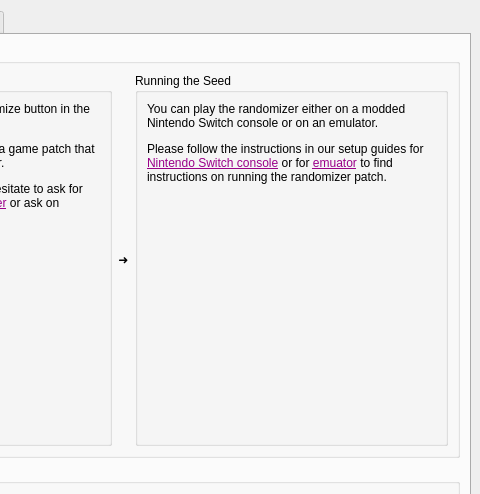
Above: gui/ui/main.ui from mint-choc-chip-skyblade/sshd-rando before the change; both pictures show x 907 to 1387 and y 0 to 494 of the 1387 by 845 pixel window. Below: the same form after it.
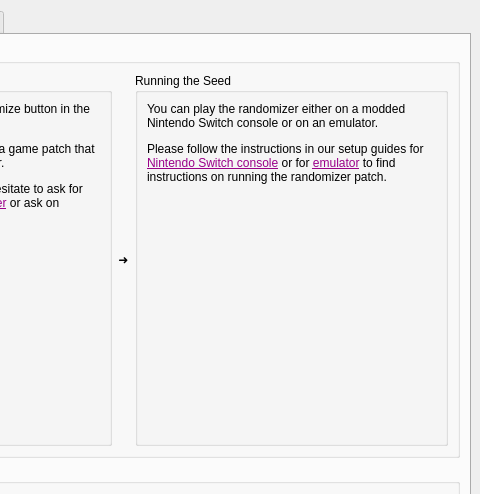
That is the form after the change. Custom widgets are drawn as their Qt base class.

Diff of the .ui file:
```diff
--- a/gui/ui/main.ui
+++ b/gui/ui/main.ui
@@ -253,7 +253,7 @@
                  </sizepolicy>
                 </property>
                 <property name="text">
-                 <string>&lt;html&gt;&lt;head/&gt;&lt;body&gt;&lt;p&gt;You can play the randomizer either on a modded Nintendo Switch console or on an emulator.&lt;/p&gt;&lt;p&gt;Please follow the instructions in our setup guides for &lt;a href=&quot;https://docs.google.com/document/d/1VXNME7SVD5EU7NNn9dQ15_Q9-v9OJAHOX-hSor0n2dg&quot;&gt;&lt;span style=&quot; text-decoration: underline; color:#9a0089;&quot;&gt;Nintendo Switch console&lt;/span&gt;&lt;/a&gt; or for &lt;a href=&quot;https://docs.google.com/document/d/1HHQRXND0n-ZrmhEl4eXjzMANQ-xHK3pKKXPQqSbwXwY&quot;&gt;&lt;span style=&quot; text-decoration: underline; color:#9a0089;&quot;&gt;emuator&lt;/span&gt;&lt;/a&gt; to find instructions on running the randomizer patch.&lt;/p&gt;&lt;/body&gt;&lt;/html&gt;</string>
+                 <string>&lt;html&gt;&lt;head/&gt;&lt;body&gt;&lt;p&gt;You can play the randomizer either on a modded Nintendo Switch console or on an emulator.&lt;/p&gt;&lt;p&gt;Please follow the instructions in our setup guides for &lt;a href=&quot;https://docs.google.com/document/d/1VXNME7SVD5EU7NNn9dQ15_Q9-v9OJAHOX-hSor0n2dg&quot;&gt;&lt;span style=&quot; text-decoration: underline; color:#9a0089;&quot;&gt;Nintendo Switch console&lt;/span&gt;&lt;/a&gt; or for &lt;a href=&quot;https://docs.google.com/document/d/1HHQRXND0n-ZrmhEl4eXjzMANQ-xHK3pKKXPQqSbwXwY&quot;&gt;&lt;span style=&quot; text-decoration: underline; color:#9a0089;&quot;&gt;emulator&lt;/span&gt;&lt;/a&gt; to find instructions on running the randomizer patch.&lt;/p&gt;&lt;/body&gt;&lt;/html&gt;</string>
                 </property>
                 <property name="textFormat">
                  <enum>Qt::TextFormat::RichText</enum>
```
